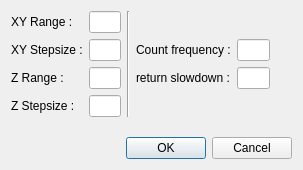
Qt form gui/Tracker/TrackerSettings.ui (Ulm-IQO/qudi) before a commit.
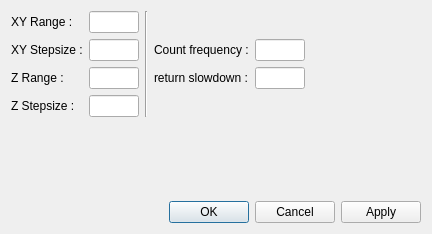
The same form after that commit.

Commit message: fixed error with set_clock_frequency in tracker settings window added apply button to tracker settings window

```diff
--- a/gui/Tracker/TrackerSettings.ui
+++ b/gui/Tracker/TrackerSettings.ui
@@ -6,8 +6,8 @@
    <rect>
     <x>0</x>
     <y>0</y>
-    <width>303</width>
-    <height>170</height>
+    <width>432</width>
+    <height>234</height>
    </rect>
   </property>
   <property name="sizePolicy">
@@ -39,7 +39,10 @@
       <enum>Qt::Horizontal</enum>
      </property>
      <property name="standardButtons">
-      <set>QDialogButtonBox::Cancel|QDialogButtonBox::Ok</set>
+      <set>QDialogButtonBox::Apply|QDialogButtonBox::Cancel|QDialogButtonBox::Ok</set>
+     </property>
+     <property name="centerButtons">
+      <bool>false</bool>
      </property>
     </widget>
    </item>
```
Left out of the diff: 11 changed lines with no effect on the pictures. The commit also changes 3 other files.
